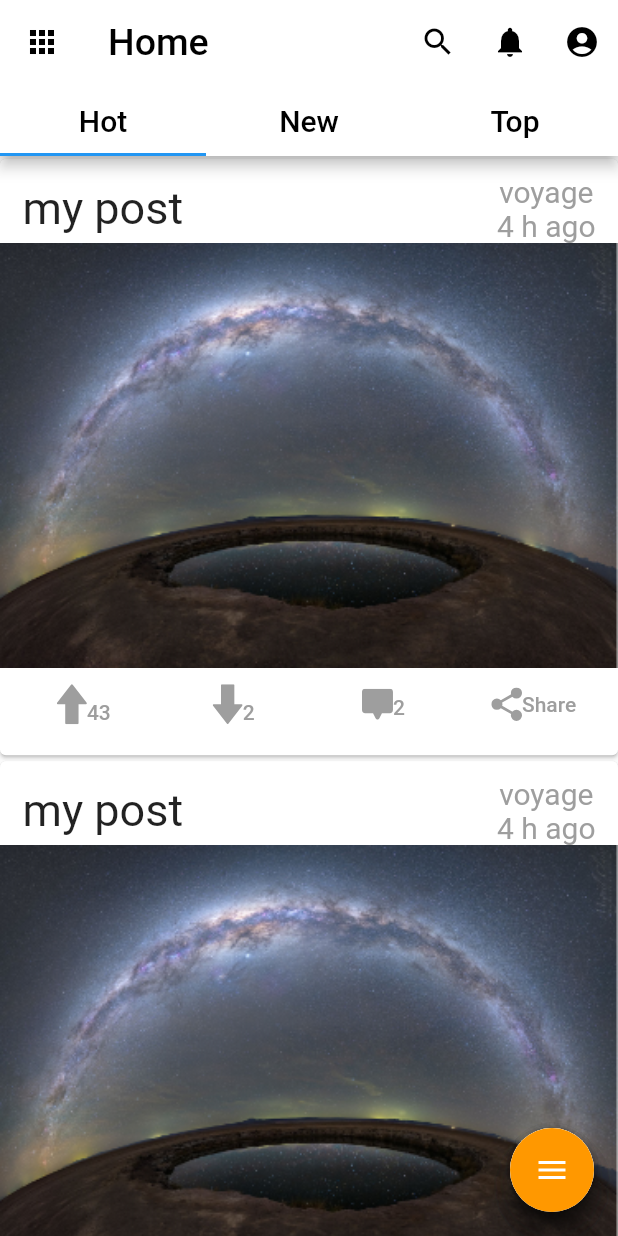
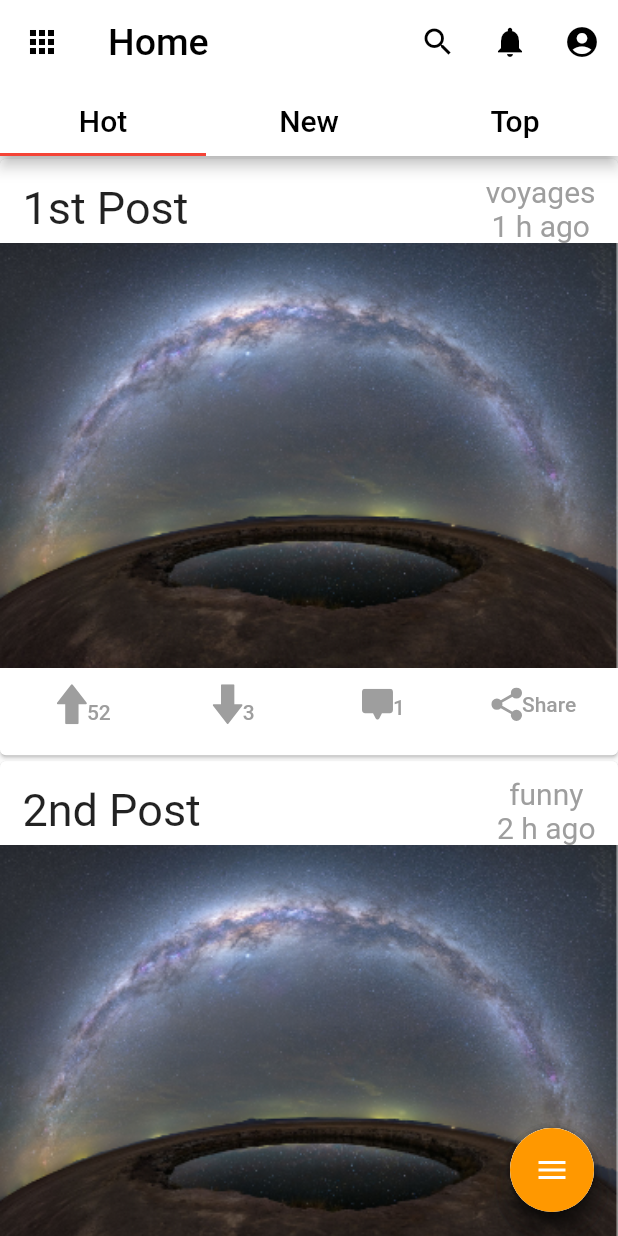
Before and after one commit to TeamInspireMe/InspireMe-Cli, a Flutter app: the Home screen opened directly, on a phone screen of 412 x 824 dp. Run offline on Flutter 3.47's test engine with Material 2 defaults, Android fonts, the phone set to English and light mode, and no system bars; our stand-ins replace flutter_svg.

Commit message:
clean v2, local data

```diff
--- a/inspire_me/lib/home.dart
+++ b/inspire_me/lib/home.dart
@@ -1,6 +1,7 @@
 import 'package:flutter/material.dart';
-import './post.dart';
+import './postview.dart';
 import './add.dart';
+import './postclass.dart';
 
 class Home extends StatefulWidget {
   @override
@@ -8,9 +9,40 @@ class Home extends StatefulWidget {
 }
 
 class _HomeState extends State<Home> {
-  add(){
+  List<Post> listPosts = [
+    Post(
+        '1st Post',
+        1,
+        52,
+        3,
+        [Comment('Steevo','1st comment', 1)] ,
+        './assets/post1.png',
+        'voyages',
+        'Thomas'),
+    Post(
+        '2nd Post',
+        2,
+        15,
+        1,
+        [Comment('Gab','Lorem ipsum dolor sit amet, consectetur adipiscing elit.', 1),Comment('Marc','2nd comment', 2)] ,
+        './assets/post1.png',
+        'funny',
+        'Jean'),
+    Post(
+        '3rd Post',
+        3,
+        154,
+        43,
+        [] ,
+        './assets/post1.png',
+        'science',
+        'Pierre'),
+  ];
+
+  add() {
     print('adding post');
   }
+
   @override
   Widget build(BuildContext context) {
     return DefaultTabController(
@@ -46,24 +78,23 @@ class _HomeState extends State<Home> {
                 ),
               ],
               backgroundColor: Colors.white,
-            bottom: TabBar(tabs: [
+              bottom: TabBar(indicatorColor: Colors.red, tabs: [
                 Category(name: 'Hot'),
                 Category(name: 'New'),
                 Category(name: 'Top'),
               ])),
           body: TabBarView(children: [
             ListView(
-            children: <Widget>[Post(false), Post(false)],//remplacer par list.map((post)=> function(post).toList()), later
+              children: listPosts.map((post) => PostView(false,post)).toList(),
             ),
             ListView(
-            children: <Widget>[Post(false), Post(false)],
+              children: listPosts.map((post) => PostView(false,post)).toList(),
             ),
             ListView(
-            children: <Widget>[Post(false), Post(false)],
+              children: listPosts.map((post) => PostView(false,post)).toList(),
             ),
           ]),
-        floatingActionButton: AddButton(add:add)
-      ),
+          floatingActionButton: AddButton(add: add)),
     );
   }
 }
--- /dev/null
+++ b/inspire_me/lib/postclass.dart
@@ -0,0 +1,31 @@
+class Post {
+  String title;
+  int hour;
+  int likes;
+  int dislikes;
+  List<Comment> comments;
+  String url;
+  String category;
+  bool liked = false;
+  bool disliked = false;
+  String user;
+
+  Post(
+    this.title,
+    this.hour,
+    this.likes,
+    this.dislikes,
+    this.comments,
+    this.url,
+    this.category,
+    this.user
+    );
+}
+
+class Comment{
+  String text;
+  int hour;
+  String user;
+
+  Comment(this.user,this.text,this.hour);
+}
--- a/inspire_me/lib/post.dart
+++ b/inspire_me/lib/postview.dart
@@ -1,44 +1,37 @@
 import 'package:flutter/material.dart';
 import 'package:flutter_svg/flutter_svg.dart';
-import './viewpost.dart';
+import './postdetailedview.dart';
+import './postclass.dart';
 
-class Post extends StatefulWidget {
-  bool isView;
-  Post(this.isView);
+class PostView extends StatefulWidget {
+  final bool isView;
+  final Post post;
+  PostView(this.isView, this.post);
   @override
-  _PostState createState() => _PostState();
+  _PostViewState createState() => _PostViewState();
 }
 
-class _PostState extends State<Post> {
-  String title = 'my post';
-  int hour = 4;
-  int likes = 43;
-  int dislikes = 2;
-  List<Comment> comments = [Comment('1st',1),Comment('2nd',0)];
-  String url;
-  String category = 'voyage';
-  bool liked = false;
-  bool disliked = false;
+class _PostViewState extends State<PostView> {
 
   void interact(state, action) {
     if (state == false) {
       setState(() {
         if (action == 'likes') {
-          likes += 1;
-          liked = true;
+          widget.post.likes += 1;
+           widget.post.liked = true;
         } else if (action == 'dislikes') {
-          dislikes += 1;
-          disliked = true;
+           widget.post.dislikes += 1;
+           widget.post.disliked = true;
         }
       });
     } else if (state == true) {
       setState(() {
         if (action == 'likes') {
-          likes -= 1;
-          liked = false;
+           widget.post.likes -= 1;
+           widget.post.liked = false;
         } else if (action == 'dislikes') {
-          dislikes -= 1;
-          disliked = false;
+           widget.post.dislikes -= 1;
+           widget.post.disliked = false;
         }
       });
     }
@@ -51,7 +44,7 @@ class _PostState extends State<Post> {
           !widget.isView ?
            Navigator.push(
             context,
-            MaterialPageRoute(builder: (context) => ViewPost()),
+            MaterialPageRoute(builder: (context) => PostDetailedView(widget.post)),
           )
           :
           null;
@@ -67,13 +60,13 @@ class _PostState extends State<Post> {
                 child: Row(
                   mainAxisAlignment: MainAxisAlignment.spaceBetween,
                   children: <Widget>[
-                    Text('$title', style: TextStyle(fontSize: 30.0)),
+                    Text('${widget.post.title}', style: TextStyle(fontSize: 30.0)),
                     Column(
                       children: <Widget>[
-                        Text('$category',
+                        Text('${widget.post.category}',
                             style:
                                 TextStyle(fontSize: 20.0, color: Colors.grey)),
-                        Text('$hour h ago',
+                        Text('${widget.post.hour} h ago',
                             style:
                                 TextStyle(fontSize: 20.0, color: Colors.grey)),
                       ],
@@ -89,35 +82,35 @@ class _PostState extends State<Post> {
                 children: <Widget>[
                   FlatButton(
                     onPressed: () {
-                      interact(liked, 'likes');
+                      interact(widget.post.liked, 'likes');
                     },
                     child: Row(
                       crossAxisAlignment: CrossAxisAlignment.end,
                       children: <Widget>[
                         SvgPicture.asset(
                           'icons/uparrow.svg',
-                          color: liked ? Colors.orange : Colors.grey,
+                          color: widget.post.liked ? Colors.orange : Colors.grey,
                         ),
-                        Text('$likes',
+                        Text('${widget.post.likes}',
                             style: TextStyle(
-                                color: liked ? Colors.orange : Colors.grey))
+                                color: widget.post.liked ? Colors.orange : Colors.grey))
                       ],
                     ),
                   ),
                   FlatButton(
                     onPressed: () {
-                      interact(disliked, 'dislikes');
+                      interact(widget.post.disliked, 'dislikes');
                     },
                     child: Row(
                       crossAxisAlignment: CrossAxisAlignment.end,
                       children: <Widget>[
                         SvgPicture.asset(
                           'icons/downarrow.svg',
-                          color: disliked ? Colors.red : Colors.grey,
+                          color: widget.post.disliked ? Colors.red : Colors.grey,
                         ),
-                        Text('$dislikes',
+                        Text('${widget.post.dislikes}',
                             style: TextStyle(
-                                color: disliked ? Colors.red : Colors.grey))
+                                color: widget.post.disliked ? Colors.red : Colors.grey))
                       ],
                     ),
                   ),
@@ -130,7 +123,7 @@ class _PostState extends State<Post> {
                           'icons/comment.svg',
                           color: Colors.grey,
                         ),
-                        Text('${comments.length}',
+                        Text('${widget.post.comments.length}',
                             style: TextStyle(color: Colors.grey))
                       ],
                     ),
@@ -157,10 +150,3 @@ class _PostState extends State<Post> {
     );
   }
 }
-
-class Comment{
-  String text;
-  int hour;
-
-  Comment(this.text,this.hour);
-}
```
Also changed, not shown: inspire_me/lib/postdetailedview.dart (renamed from inspire_me/lib/viewpost.dart, +37 -19 lines). Lines whose indentation alone changed are shown as unchanged.
